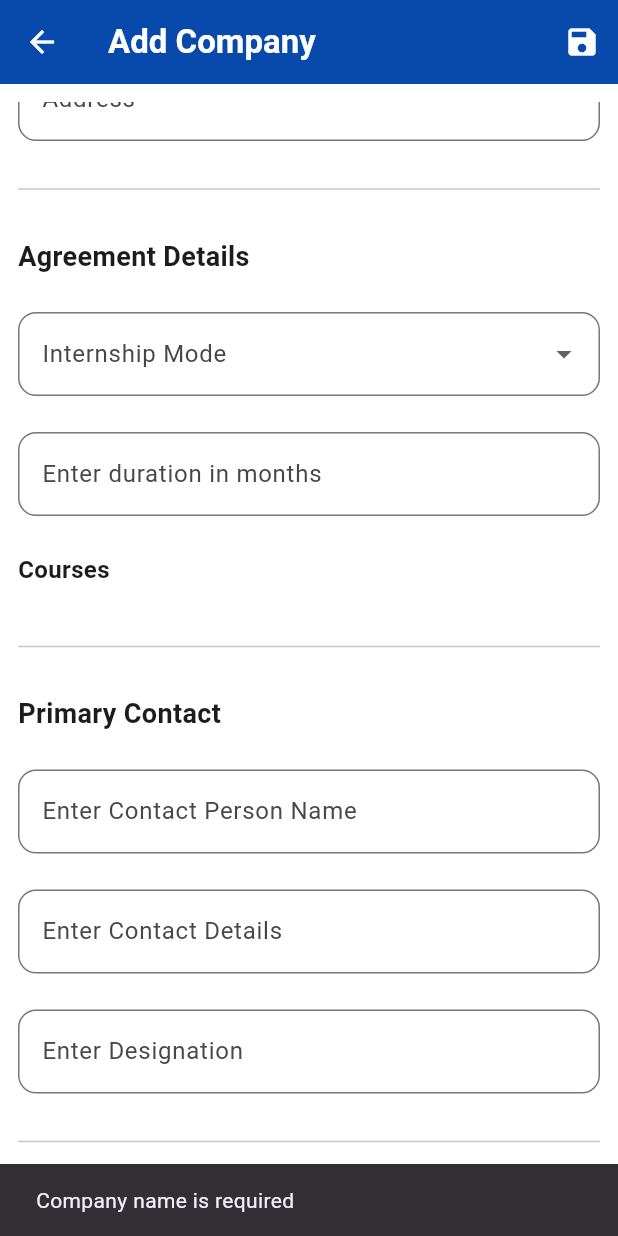
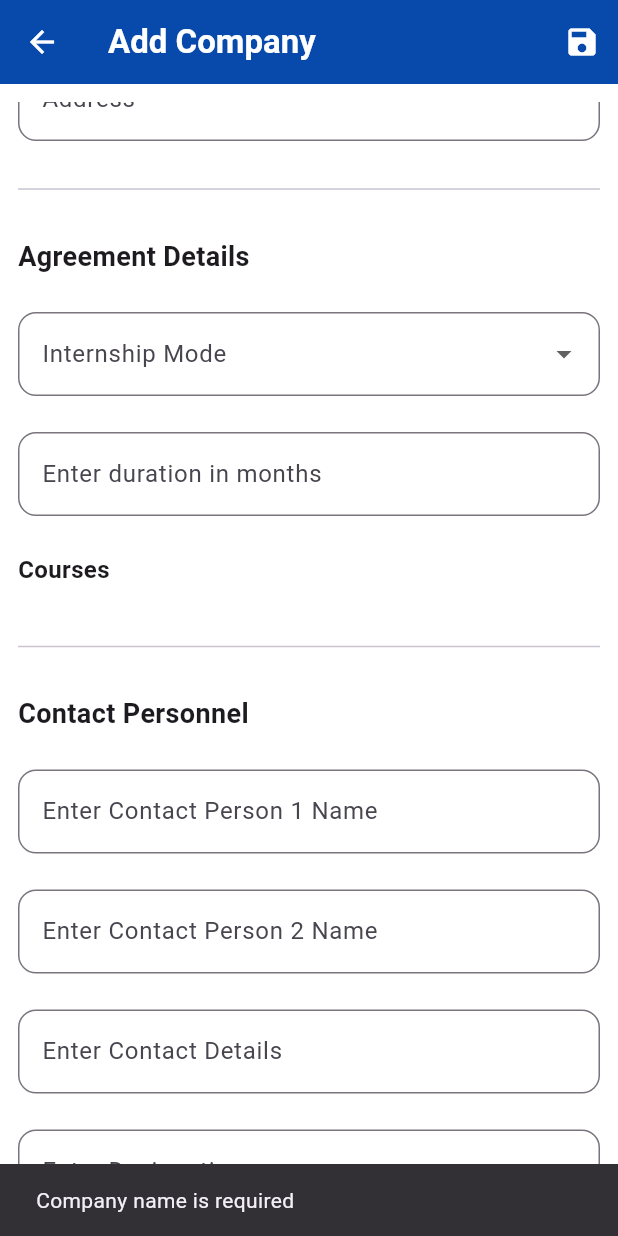
Before and after one commit to PatrickJohn243/in_turn, a Flutter app: the AddCompany screen opened directly, scrolled down 576 dp, after a tap on the "save" icon, on a phone screen of 412 x 824 dp. Run offline on Flutter 3.47's test engine with Material 3 defaults, Android fonts, the phone set to English and light mode, and no system bars; our stand-ins replace file_picker, flutter_dotenv, font_awesome_flutter, google_sign_in, supabase_flutter; accounts and stored records are empty.

Commit message:
feat: image can be added and retrieved from db

```diff
--- /dev/null
+++ b/lib/utils/constants/fetch_public_image_url.dart
@@ -0,0 +1,6 @@
+import 'package:flutter_dotenv/flutter_dotenv.dart';
+
+String getPublicImageUrl(String imagePath) {
+  final supabaseUrl = dotenv.env['SUPABASE_URL']!;
+  return '$supabaseUrl/storage/v1/object/public/images/$imagePath';
+}
--- a/lib/views/admin/add_company.dart
+++ b/lib/views/admin/add_company.dart
@@ -1,3 +1,5 @@
+import 'dart:developer';
+
 import 'package:flutter/material.dart';
 import 'package:inturn/utils/constants/app_colors.dart';
 import 'package:supabase_flutter/supabase_flutter.dart';
@@ -15,7 +17,7 @@ class AddCompany extends StatefulWidget {
 class _AddCompanyState extends State<AddCompany> {
   final _supabase = Supabase.instance.client;
   String? _internshipMode;
-  final List<String> internshipModes = ['Virtual', 'F2F', 'Combined'];
+  final List<String> internshipModes = ['Remote', 'F2F', 'Blended'];
 
   // Course selection
   List<Map<String, dynamic>> _courses = [];
@@ -28,11 +30,15 @@ class _AddCompanyState extends State<AddCompany> {
   late TextEditingController locationController;
   late TextEditingController addressController;
   late TextEditingController moaDurationController;
-  late TextEditingController contactPersonController;
+
+  late TextEditingController contactPerson1Controller;
+  late TextEditingController contactPerson2Controller;
   late TextEditingController contactDetailsController;
   late TextEditingController designationController;
-  late TextEditingController contactPerson2Controller;
-  late TextEditingController collegeIdController;
+
+  late TextEditingController collegeController;
+  late TextEditingController descriptionController;
+  late TextEditingController fieldSpecializationController;
 
   String? _companyImageUrl;
   bool _isLoading = false;
@@ -46,11 +52,15 @@ class _AddCompanyState extends State<AddCompany> {
     locationController = TextEditingController();
     addressController = TextEditingController();
     moaDurationController = TextEditingController();
-    contactPersonController = TextEditingController();
+    collegeController = TextEditingController();
+
+    contactPerson1Controller = TextEditingController();
+    contactPerson2Controller = TextEditingController();
     contactDetailsController = TextEditingController();
     designationController = TextEditingController();
-    contactPerson2Controller = TextEditingController();
-    collegeIdController = TextEditingController();
+
+    descriptionController = TextEditingController();
+    fieldSpecializationController = TextEditingController();
     testConnection();
     _fetchCourses();
   }
@@ -62,11 +72,13 @@ class _AddCompanyState extends State<AddCompany> {
     locationController.dispose();
     addressController.dispose();
     moaDurationController.dispose();
-    contactPersonController.dispose();
+    contactPerson1Controller.dispose();
     contactDetailsController.dispose();
     designationController.dispose();
+    contactPerson1Controller.dispose();
     contactPerson2Controller.dispose();
-    collegeIdController.dispose();
+    descriptionController.dispose();
+    fieldSpecializationController.dispose();
     super.dispose();
   }
 
@@ -106,51 +118,66 @@ class _AddCompanyState extends State<AddCompany> {
     }
   }
 
-  Future<void> _uploadImage() async {
+  Future<void> uploadImage() async {
     try {
       setState(() {
         _isUploadingImage = true;
       });
 
-      // Pick an image file
+      final user = _supabase.auth.currentUser;
+      if (user == null) throw Exception("User not authenticated");
+
       final result = await FilePicker.platform.pickFiles(
         type: FileType.image,
         allowMultiple: false,
         withData: true,
-        withReadStream: false,
       );
 
       if (result != null && result.files.isNotEmpty) {
-        final file = File(result.files.first.path!);
-        final fileName =
-            '${DateTime.now().millisecondsSinceEpoch}${path.extension(file.path)}';
+        final pickedFile = result.files.first;
+        final bytes = pickedFile.bytes;
+        if (bytes == null) throw Exception("File is empty");
 
-        // Upload to Supabase Storage
-        await _supabase.storage.from('company_images').upload(fileName, file);
+        final userId = user.id;
+        final extension = path.extension(pickedFile.name); // e.g. .jpeg
+        final fileName = '$userId/user_image$extension';
+        final storagePath = fileName;
+
+        final storageRef = _supabase.storage.from('images');
+
+        // Upload the image file
+        final response = await storageRef.uploadBinary(
+          storagePath,
+          bytes,
+          fileOptions: const FileOptions(
+            upsert: true, // allows overwriting if same filename is used
+          ),
+        );
+
+        if (response.isEmpty) throw Exception("Upload failed");
 
         // Get the public URL
-        final imageUrl =
-            _supabase.storage.from('company_images').getPublicUrl(fileName);
+        // final imageUrl = storageRef.getPublicUrl(storagePath);
 
         setState(() {
-          _companyImageUrl = imageUrl;
+          _companyImageUrl = fileName;
         });
+
+        ScaffoldMessenger.of(context).showSnackBar(
+          const SnackBar(content: Text('Image uploaded successfully!')),
+        );
       }
     } catch (e) {
-      if (mounted) {
       ScaffoldMessenger.of(context).showSnackBar(
         SnackBar(
           content: Text('Error uploading image: $e'),
           backgroundColor: Colors.red,
         ),
       );
-      }
     } finally {
-      if (mounted) {
       setState(() {
         _isUploadingImage = false;
       });
-      }
     }
   }
 
@@ -162,9 +189,9 @@ class _AddCompanyState extends State<AddCompany> {
       return;
     }
 
-    if (collegeIdController.text.isEmpty) {
+    if (collegeController.text.isEmpty) {
       ScaffoldMessenger.of(context).showSnackBar(
-        const SnackBar(content: Text('College ID is required')),
+        const SnackBar(content: Text('College is required')),
       );
       return;
     }
@@ -175,8 +202,7 @@ class _AddCompanyState extends State<AddCompany> {
 
     try {
       // Convert selected course names to a comma-separated string
-      final applicableCourses = _selectedCourseNames.join(',');
-
+      final applicableCourses = _selectedCourseNames.toList();
       await _supabase.from('companies').insert({
         'companyName': companyNameController.text,
         'companyImage': _companyImageUrl,
@@ -185,14 +211,16 @@ class _AddCompanyState extends State<AddCompany> {
         'address': addressController.text,
         'mode': _internshipMode,
         'moaDuration': moaDurationController.text,
-        'contactPerson': contactPersonController.text,
+        'contactPerson': contactPerson1Controller.text,
+        'contactPerson2': contactPerson2Controller.text,
         'contactDetails': contactDetailsController.text,
         'designation': designationController.text,
-        'contactPerson2': contactPerson2Controller.text,
-        'collegeId': collegeIdController.text,
+        // 'college': collegeController.text,
         'applicableCourses': applicableCourses,
         'created_at': DateTime.now().toIso8601String(),
         'updated_at': DateTime.now().toIso8601String(),
+        'description': descriptionController.text,
+        'fieldSpecialization': fieldSpecializationController.text,
       });
 
       if (mounted) {
@@ -272,7 +300,7 @@ class _AddCompanyState extends State<AddCompany> {
                         child: Material(
                           color: Colors.transparent,
                           child: InkWell(
-                            onTap: _isUploadingImage ? null : _uploadImage,
+                            onTap: _isUploadingImage ? null : uploadImage,
                             child: Ink(
                               decoration: BoxDecoration(
                                   border: Border.all(color: AppColors.shadow),
@@ -346,12 +374,12 @@ class _AddCompanyState extends State<AddCompany> {
                       Padding(
                         padding: const EdgeInsets.only(top: 24.0),
                         child: TextField(
-                          controller: collegeIdController,
+                          controller: collegeController,
                           decoration: InputDecoration(
-                              hintText: "Enter College ID",
+                              hintText: "Enter College",
                               border: OutlineInputBorder(
                                   borderRadius: BorderRadius.circular(12)),
-                              labelText: "College ID"),
+                              labelText: "College"),
                         ),
                       ),
                       Padding(
@@ -473,14 +501,11 @@ class _AddCompanyState extends State<AddCompany> {
                                         }
                                       });
                                     },
-                                    selectedColor:
-                                        Theme.of(context).colorScheme.primary,
+                                    backgroundColor: AppColors.primary,
+                                    selectedColor: AppColors.primary,
                                     checkmarkColor: Colors.white,
-                                    labelStyle: TextStyle(
-                                      color: _selectedCourseNames
-                                              .contains(course['courseName'])
-                                          ? Colors.white
-                                          : null,
+                                    labelStyle: const TextStyle(
+                                      color: Colors.white,
                                     ),
                                   );
                                 }).toList(),
@@ -493,19 +518,30 @@ class _AddCompanyState extends State<AddCompany> {
                         child: Divider(),
                       ),
                       const Text(
-                        "Primary Contact",
+                        "Contact Personnel",
                         style: TextStyle(
                             fontSize: 18, fontWeight: FontWeight.bold),
                       ),
                       Padding(
                         padding: const EdgeInsets.only(top: 24.0),
                         child: TextField(
-                          controller: contactPersonController,
+                          controller: contactPerson1Controller,
                           decoration: InputDecoration(
-                              hintText: "Contact Person Name",
+                              hintText: "Contact Person 1 Name",
                               border: OutlineInputBorder(
                                   borderRadius: BorderRadius.circular(12)),
-                              labelText: "Enter Contact Person Name"),
+                              labelText: "Enter Contact Person 1 Name"),
+                        ),
+                      ),
+                      Padding(
+                        padding: const EdgeInsets.only(top: 24.0),
+                        child: TextField(
+                          controller: contactPerson2Controller,
+                          decoration: InputDecoration(
+                              hintText: "Contact Person 2 Name",
+                              border: OutlineInputBorder(
+                                  borderRadius: BorderRadius.circular(12)),
+                              labelText: "Enter Contact Person 2 Name"),
                         ),
                       ),
                       Padding(
@@ -535,19 +571,30 @@ class _AddCompanyState extends State<AddCompany> {
                         child: Divider(),
                       ),
                       const Text(
-                        "Secondary Contact",
+                        "About Company",
                         style: TextStyle(
                             fontSize: 18, fontWeight: FontWeight.bold),
                       ),
                       Padding(
                         padding: const EdgeInsets.only(top: 24.0),
                         child: TextField(
-                          controller: contactPerson2Controller,
+                          controller: descriptionController,
                           decoration: InputDecoration(
-                              hintText: "Contact Person 2",
+                              hintText: "Company Description",
                               border: OutlineInputBorder(
                                   borderRadius: BorderRadius.circular(12)),
-                              labelText: "Enter Contact Person 2 Name"),
+                              labelText: "Enter Company Description"),
+                        ),
+                      ),
+                      Padding(
+                        padding: const EdgeInsets.only(top: 24.0),
+                        child: TextField(
+                          controller: fieldSpecializationController,
+                          decoration: InputDecoration(
+                              hintText: "Field Specialization",
+                              border: OutlineInputBorder(
+                                  borderRadius: BorderRadius.circular(12)),
+                              labelText: "Enter Field Specialization"),
                         ),
                       ),
                     ],
--- a/lib/views/home_page.dart
+++ b/lib/views/home_page.dart
@@ -164,8 +164,6 @@ class _HomePageState extends State<HomePage> {
                             const EdgeInsetsDirectional.fromSTEB(0, 16, 12, 16),
                         child: CompanyCard(
                           company: company,
-                          imageUrl:
-                              'https://encrypted-tbn0.gstatic.com/images?q=tbn:ANd9GcQKC0njLfz3XNGfVScLEz0OkkReDXJzDvhXEA&s',
                         ),
                       );
                     }).toList(),
@@ -213,8 +211,6 @@ class _HomePageState extends State<HomePage> {
                   children: widget.companies.map((company) {
                     return CompanySmallCard(
                       company: company,
-                      imageUrl:
-                          'https://encrypted-tbn0.gstatic.com/images?q=tbn:ANd9GcSZq4dgIJBLfPGKBc7C0SgB8fr5akFvjwXRJg&s',
                     );
                   }).toList(),
                 ),
```
Also changed, not shown: lib/components/company_card.dart (+25 -4 lines), lib/components/company_item.dart (+25 -23 lines), lib/components/company_small_card.dart (+22 -4 lines), lib/views/company_info.dart (+27 -15 lines). Lines whose indentation alone changed are shown as unchanged.
